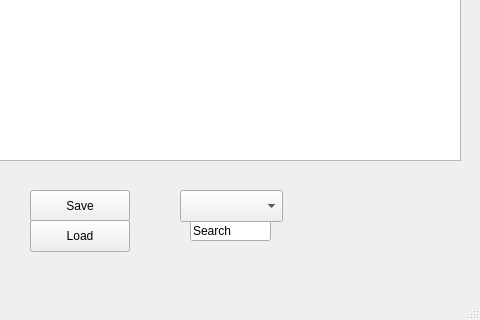
Above: mainwindow.ui from moverzd/Prog3sem before the change; both pictures show x 320 to 800 and y 280 to 600 of the 800 by 600 pixel window. Below: the same form after it.
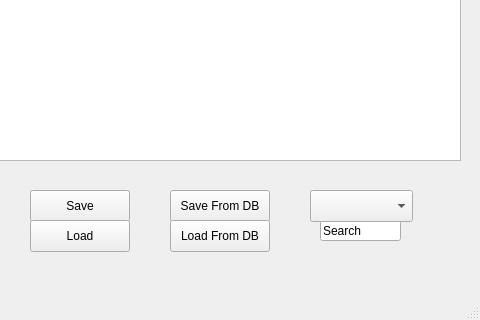
That is the form after the change.

```diff
--- a/mainwindow.ui
+++ b/mainwindow.ui
@@ -104,7 +104,7 @@
    <widget class="QLineEdit" name="lineEditSearch">
     <property name="geometry">
      <rect>
-      <x>510</x>
+      <x>640</x>
       <y>500</y>
       <width>81</width>
       <height>21</height>
@@ -117,13 +117,39 @@
    <widget class="QComboBox" name="comboBoxSearchField">
     <property name="geometry">
      <rect>
-      <x>500</x>
+      <x>630</x>
       <y>470</y>
       <width>103</width>
       <height>32</height>
      </rect>
     </property>
    </widget>
+   <widget class="QPushButton" name="pushButtonSaveDB">
+    <property name="geometry">
+     <rect>
+      <x>490</x>
+      <y>470</y>
+      <width>100</width>
+      <height>32</height>
+     </rect>
+    </property>
+    <property name="text">
+     <string>Save From DB</string>
+    </property>
+   </widget>
+   <widget class="QPushButton" name="pushButtonLoadDB">
+    <property name="geometry">
+     <rect>
+      <x>490</x>
+      <y>500</y>
+      <width>100</width>
+      <height>32</height>
+     </rect>
+    </property>
+    <property name="text">
+     <string>Load From DB</string>
+    </property>
+   </widget>
    <zorder>tableViewContacts</zorder>
    <zorder>pushButtonSave</zorder>
    <zorder>pushButtonLoad</zorder>
```
Left out of the diff: 4 changed lines with no effect on the pictures.
